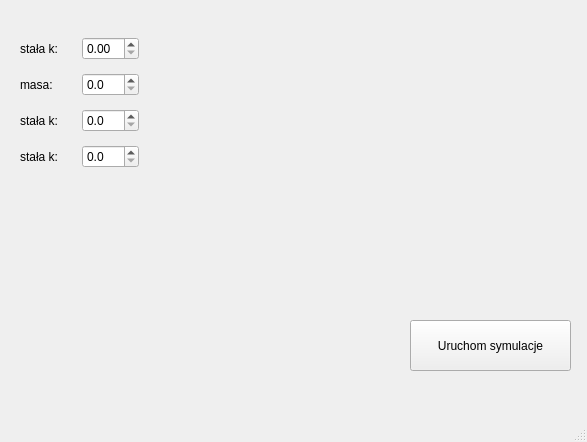
Old version of the form src/mainwindow.ui in the repository luukhy/projektMMM.
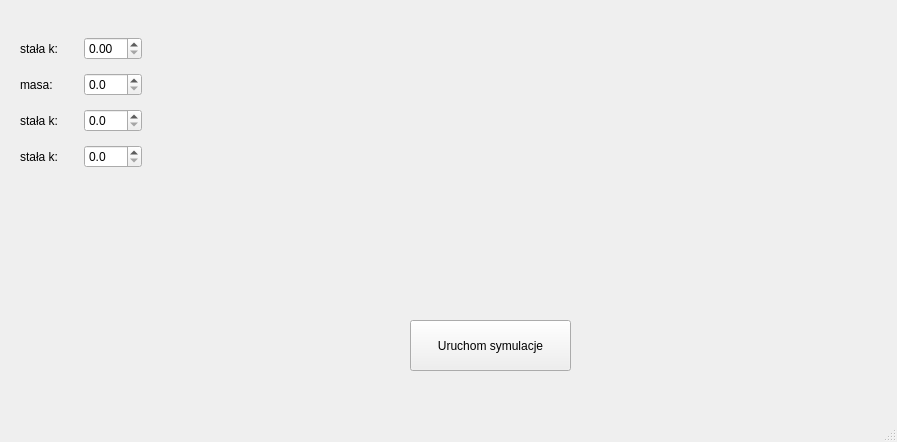
New version of the form. Custom widgets are drawn as their Qt base class.

Commit message: added a QCustomPlot library and implemented an interactive window to show graphs in the GUI

Diff of the .ui file:
```diff
--- a/src/mainwindow.ui
+++ b/src/mainwindow.ui
@@ -6,7 +6,7 @@
    <rect>
     <x>0</x>
     <y>0</y>
-    <width>587</width>
+    <width>897</width>
     <height>442</height>
    </rect>
   </property>
@@ -27,12 +27,12 @@
      <string>Uruchom symulacje</string>
     </property>
    </widget>
-   <widget class="QWidget" name="">
+   <widget class="QWidget" name="layoutWidget">
     <property name="geometry">
      <rect>
       <x>20</x>
       <y>30</y>
-      <width>119</width>
+      <width>122</width>
       <height>147</height>
      </rect>
     </property>
@@ -136,6 +136,14 @@
   </widget>
   <widget class="QStatusBar" name="statusbar"/>
  </widget>
+ <customwidgets>
+  <customwidget>
+   <class>QCustomPlot</class>
+   <extends>QWidget</extends>
+   <header>qcustomplot.h</header>
+   <container>1</container>
+  </customwidget>
+ </customwidgets>
  <resources/>
  <connections/>
 </ui>
```
Left out of the diff: 14 changed lines with no effect on the pictures. The commit also changes 7 other files.
